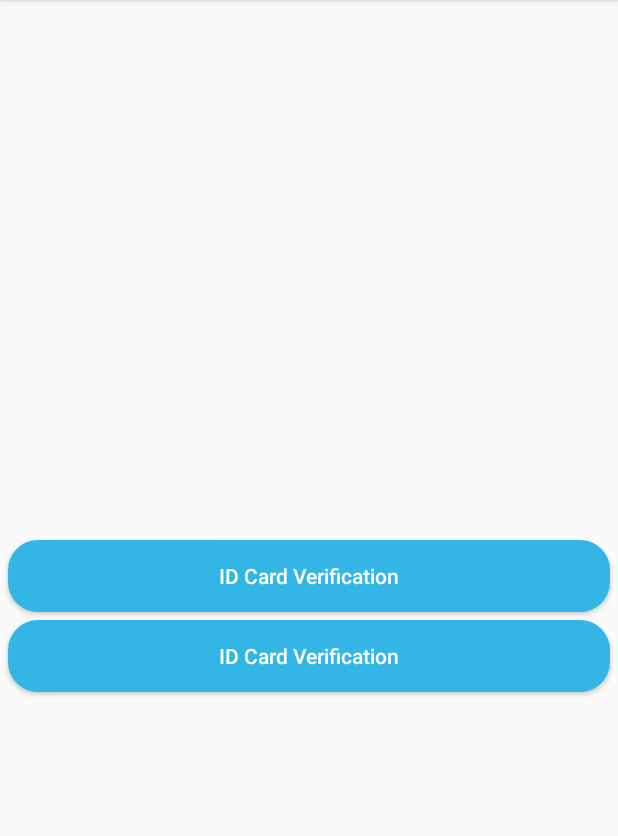
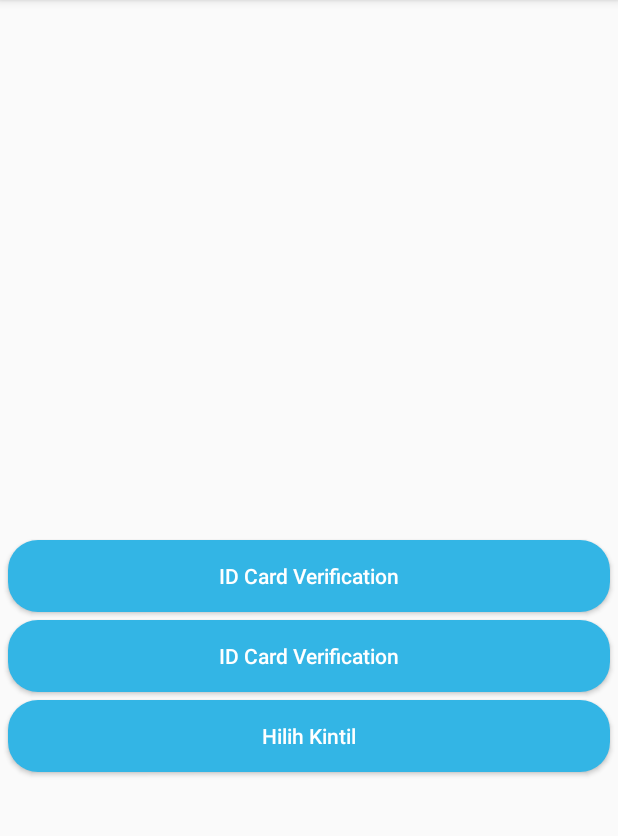
Before and after one commit to deniace/kamera_ktp, an Android app: the screen it shows after launch (MainActivity), on a phone screen of 412 x 824 dp, the part 84-920 px from its top. Run offline under Robolectric (Android 15) with nearby library versions, the phone set to English and light mode, and no system bars.

Commit message:
penambahan fitur hilih kintil

```diff
--- a/app/build.gradle
+++ b/app/build.gradle
@@ -60,5 +60,8 @@ dependencies {
     implementation 'com.google.code.gson:gson:2.8.6'
     implementation 'com.squareup.retrofit2:converter-gson:2.7.2'
 
+    // Machine learning google firebase
+    implementation 'com.google.firebase:firebase-ml-vision:24.0.1'
+
 
 }
--- a/app/src/main/java/com/deni/kameraktp/MainActivity.java
+++ b/app/src/main/java/com/deni/kameraktp/MainActivity.java
@@ -14,7 +14,7 @@ import android.widget.Button;
 public class MainActivity extends AppCompatActivity {
 
     // 1
-    Button btnVerifikasi, btnA;
+    Button btnVerifikasi, btnA, btnKintil;
     @Override
     protected void onCreate(Bundle savedInstanceState) {
         super.onCreate(savedInstanceState);
@@ -23,6 +23,8 @@ public class MainActivity extends AppCompatActivity {
         btnVerifikasi.setOnClickListener(btnVerifikasiClik);
         btnA = findViewById(R.id.btn_ke_a);
         btnA.setOnClickListener(clickKeA);
+        btnKintil = findViewById(R.id.btn_ke_hilih_kintil);
+        btnKintil.setOnClickListener(hilihKintil);
     }
 
     View.OnClickListener btnVerifikasiClik = new View.OnClickListener() {
@@ -40,4 +42,12 @@ public class MainActivity extends AppCompatActivity {
             startActivity(i);
         }
     };
+
+    View.OnClickListener hilihKintil = new View.OnClickListener() {
+        @Override
+        public void onClick(View v) {
+            Intent i = new Intent(MainActivity.this, HilihKintilActivity.class);
+            startActivity(i);
+        }
+    };
 }
--- a/app/src/main/res/layout/activity_main.xml
+++ b/app/src/main/res/layout/activity_main.xml
@@ -36,6 +36,19 @@
         app:layout_constraintRight_toRightOf="parent"
         app:layout_constraintTop_toBottomOf="@id/btn_verifikasi" />
 
+    <Button
+        android:id="@+id/btn_ke_hilih_kintil"
+        android:layout_width="match_parent"
+        android:layout_height="wrap_content"
+        android:text="@string/hilih_kintil"
+        android:textColor="@android:color/white"
+        android:textAllCaps="false"
+        android:background="@drawable/round"
+        android:layout_margin="5dp"
+        app:layout_constraintLeft_toLeftOf="parent"
+        app:layout_constraintRight_toRightOf="parent"
+        app:layout_constraintTop_toBottomOf="@id/btn_ke_a" />
+
 
 
 </androidx.constraintlayout.widget.ConstraintLayout>
--- a/app/src/main/res/values/strings.xml
+++ b/app/src/main/res/values/strings.xml
@@ -26,4 +26,7 @@
     <string name="pick_one">Pick One</string>
     <string name="mother_name_must_filled">Mother name must be filled</string>
     <string name="driving_license">Driving License</string>
+    <string name="hilih_kintil">Hilih Kintil</string>
+    <string name="input_hilih">Input Hilih</string>
+    <string name="output_hilih">Output Hilih</string>
 </resources>
```
Also changed, not shown: app/src/main/AndroidManifest.xml (+9 -3 lines), app/src/main/java/com/deni/kameraktp/HilihKintilActivity.java (added, +40 -0 lines), app/src/main/res/layout/activity_hilih_kintil.xml (added, +67 -0 lines), 2 other files.
